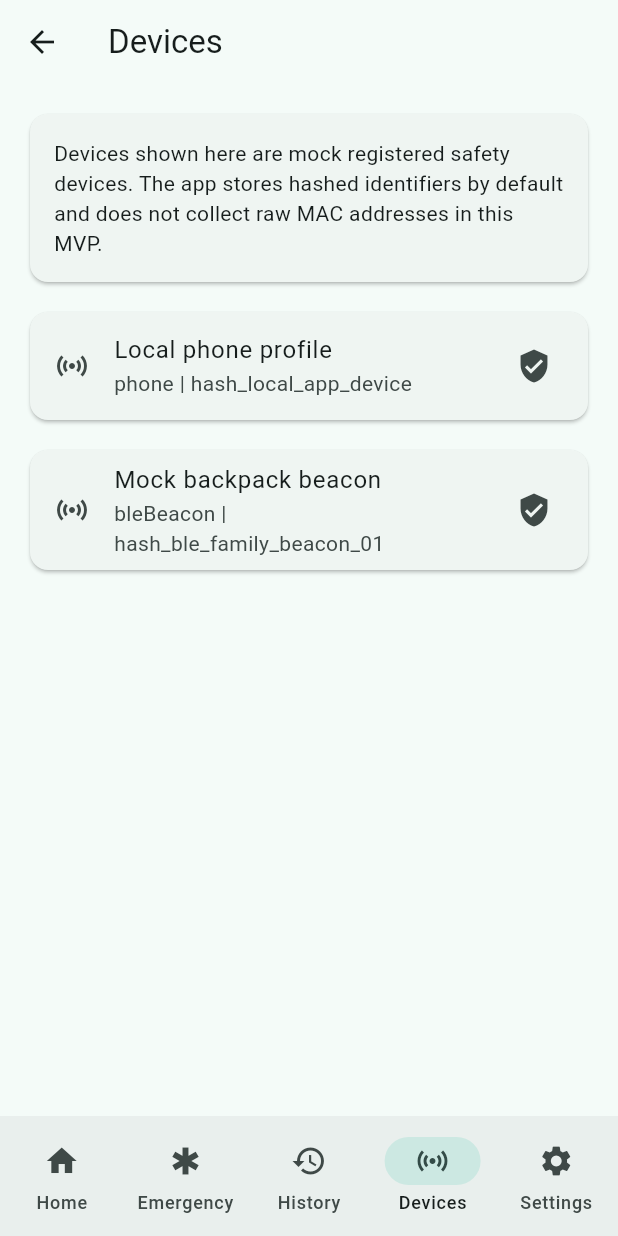
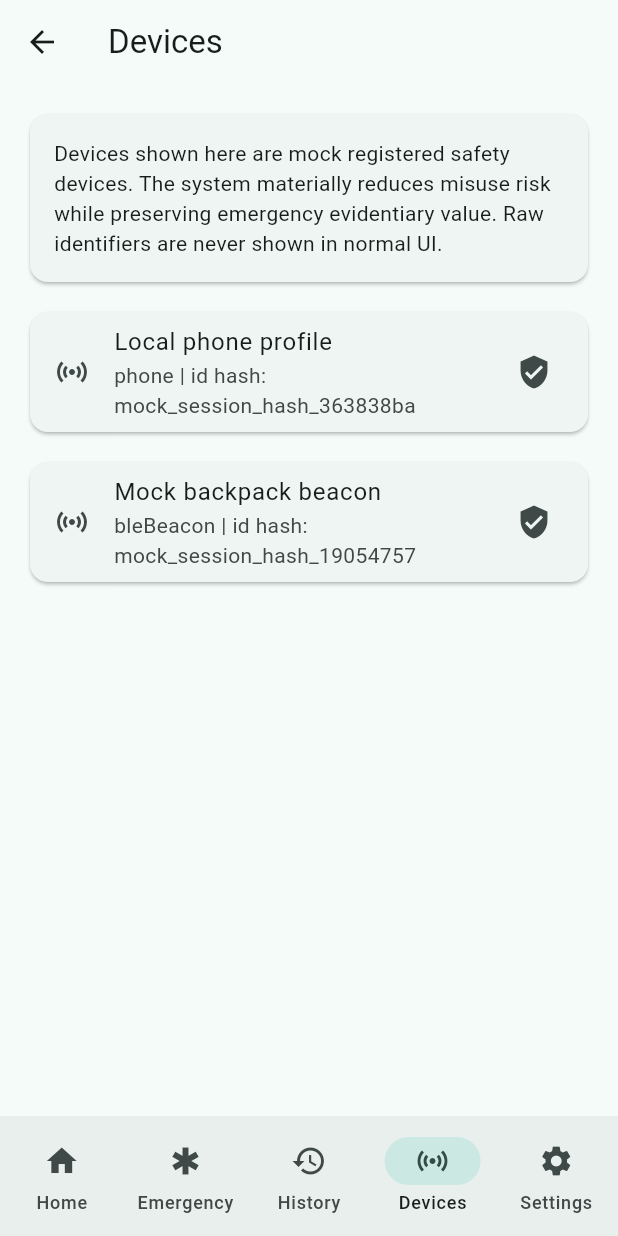
Before and after one commit to DennisWPaulsenJR/snapshot, a Flutter app: the DevicesPage screen opened by its route, on a phone screen of 412 x 824 dp. Run offline on Flutter 3.47's test engine with Material 3 defaults, Android fonts, the phone set to English and light mode, and no system bars.

Commit message:
privacy: model protected wireless identifiers

```diff
--- a/lib/core/models/ble_observation.dart
+++ b/lib/core/models/ble_observation.dart
@@ -1,13 +1,15 @@
 class BleObservation {
   const BleObservation({
-    required this.hashedBeaconId,
+    required this.idHash,
     required this.rssi,
     required this.observedAt,
+    this.rawIdProtected,
     this.displayName,
   });
 
-  final String hashedBeaconId;
+  final String idHash;
   final int rssi;
   final DateTime observedAt;
+  final String? rawIdProtected;
   final String? displayName;
 }
--- a/lib/core/models/safety_device.dart
+++ b/lib/core/models/safety_device.dart
@@ -5,15 +5,17 @@ class SafetyDevice {
     required this.id,
     required this.displayName,
     required this.type,
-    required this.hashedIdentifier,
+    required this.idHash,
     required this.registeredAt,
     required this.consentConfirmed,
+    this.rawIdProtected,
   });
 
   final String id;
   final String displayName;
   final SafetyDeviceType type;
-  final String hashedIdentifier;
+  final String idHash;
   final DateTime registeredAt;
   final bool consentConfirmed;
+  final String? rawIdProtected;
 }
--- a/lib/core/models/wifi_observation.dart
+++ b/lib/core/models/wifi_observation.dart
@@ -1,13 +1,15 @@
 class WifiObservation {
   const WifiObservation({
-    required this.hashedNetworkId,
+    required this.idHash,
     required this.observedAt,
+    this.rawIdProtected,
     this.displayName,
     this.signalStrength,
   });
 
-  final String hashedNetworkId;
+  final String idHash;
   final DateTime observedAt;
+  final String? rawIdProtected;
   final String? displayName;
   final int? signalStrength;
 }
--- /dev/null
+++ b/lib/core/security/identifier_protection.dart
@@ -0,0 +1,29 @@
+class ProtectedIdentifier {
+  const ProtectedIdentifier({required this.idHash, this.rawIdProtected});
+
+  final String idHash;
+  final String? rawIdProtected;
+}
+
+class IdentifierProtection {
+  const IdentifierProtection({this.sessionSalt = 'mock_local_session_salt'});
+
+  final String sessionSalt;
+
+  // Future real OS-permitted identifiers must enter storage/display only after
+  // salted hashing and protected-field handling. Mock raw values here model the
+  // pipeline shape without enabling real scanning or identifier lookup.
+  ProtectedIdentifier protectMockIdentifier(String mockRawId) {
+    return ProtectedIdentifier(
+      idHash: 'mock_session_hash_${_mockHash('$sessionSalt:$mockRawId')}',
+      rawIdProtected: 'mock_encrypted:$mockRawId',
+    );
+  }
+
+  String _mockHash(String value) {
+    final hash = value.codeUnits.fold<int>(17, (current, unit) {
+      return (current * 31 + unit) & 0x3fffffff;
+    });
+    return hash.toRadixString(16);
+  }
+}
--- a/lib/core/services/ble_scan_service.dart
+++ b/lib/core/services/ble_scan_service.dart
@@ -1,22 +1,38 @@
 import '../models/ble_observation.dart';
+import '../security/identifier_protection.dart';
 
 abstract class BleScanService {
   Future<List<BleObservation>> scanNearbyBeacons();
 }
 
 class MockBleScanService implements BleScanService {
+  MockBleScanService({
+    IdentifierProtection identifierProtection = const IdentifierProtection(),
+  }) : _identifierProtection = identifierProtection;
+
+  final IdentifierProtection _identifierProtection;
+
   @override
   Future<List<BleObservation>> scanNearbyBeacons() async {
     final observedAt = DateTime.now();
+    final backpackBeacon = _identifierProtection.protectMockIdentifier(
+      'mock_ble_family_beacon_01',
+    );
+    final safetyTag = _identifierProtection.protectMockIdentifier(
+      'mock_ble_safety_tag_02',
+    );
+
     return [
       BleObservation(
-        hashedBeaconId: 'hash_ble_family_beacon_01',
+        idHash: backpackBeacon.idHash,
+        rawIdProtected: backpackBeacon.rawIdProtected,
         rssi: -63,
         observedAt: observedAt,
         displayName: 'Registered backpack beacon',
       ),
       BleObservation(
-        hashedBeaconId: 'hash_ble_safety_tag_02',
+        idHash: safetyTag.idHash,
+        rawIdProtected: safetyTag.rawIdProtected,
         rssi: -78,
         observedAt: observedAt,
         displayName: 'Mock safety tag',
--- a/lib/core/services/network_context_service.dart
+++ b/lib/core/services/network_context_service.dart
@@ -1,14 +1,26 @@
 import '../models/wifi_observation.dart';
+import '../security/identifier_protection.dart';
 
 abstract class NetworkContextService {
   Future<WifiObservation?> getCurrentWifiContext();
 }
 
 class MockNetworkContextService implements NetworkContextService {
+  MockNetworkContextService({
+    IdentifierProtection identifierProtection = const IdentifierProtection(),
+  }) : _identifierProtection = identifierProtection;
+
+  final IdentifierProtection _identifierProtection;
+
   @override
   Future<WifiObservation?> getCurrentWifiContext() async {
+    final networkId = _identifierProtection.protectMockIdentifier(
+      'mock_wifi_home_network_01',
+    );
+
     return WifiObservation(
-      hashedNetworkId: 'hash_wifi_home_network_01',
+      idHash: networkId.idHash,
+      rawIdProtected: networkId.rawIdProtected,
       observedAt: DateTime.now(),
       displayName: 'Mock home network',
       signalStrength: -51,
--- a/lib/features/devices/devices_page.dart
+++ b/lib/features/devices/devices_page.dart
@@ -1,6 +1,7 @@
 import 'package:flutter/material.dart';
 
 import '../../core/models/safety_device.dart';
+import '../../core/security/identifier_protection.dart';
 import '../shared/app_scaffold.dart';
 
 class DevicesPage extends StatelessWidget {
@@ -8,12 +9,20 @@ class DevicesPage extends StatelessWidget {
 
   @override
   Widget build(BuildContext context) {
+    const identifierProtection = IdentifierProtection();
+    final localPhone = identifierProtection.protectMockIdentifier(
+      'mock_local_app_device',
+    );
+    final mockBeacon = identifierProtection.protectMockIdentifier(
+      'mock_ble_family_beacon_01',
+    );
     final devices = [
       SafetyDevice(
         id: 'device_local_phone',
         displayName: 'Local phone profile',
         type: SafetyDeviceType.phone,
-        hashedIdentifier: 'hash_local_app_device',
+        idHash: localPhone.idHash,
+        rawIdProtected: localPhone.rawIdProtected,
         registeredAt: DateTime.now().subtract(const Duration(days: 1)),
         consentConfirmed: true,
       ),
@@ -21,7 +30,8 @@ class DevicesPage extends StatelessWidget {
         id: 'device_mock_beacon',
         displayName: 'Mock backpack beacon',
         type: SafetyDeviceType.bleBeacon,
-        hashedIdentifier: 'hash_ble_family_beacon_01',
+        idHash: mockBeacon.idHash,
+        rawIdProtected: mockBeacon.rawIdProtected,
         registeredAt: DateTime.now(),
         consentConfirmed: true,
       ),
@@ -43,9 +53,7 @@ class DevicesPage extends StatelessWidget {
             child: ListTile(
               leading: const Icon(Icons.sensors),
               title: Text(device.displayName),
-              subtitle: Text(
-                '${device.type.name} | ${device.hashedIdentifier}',
-              ),
+              subtitle: Text('${device.type.name} | id hash: ${device.idHash}'),
               trailing: Icon(
                 device.consentConfirmed ? Icons.verified_user : Icons.warning,
               ),
@@ -66,7 +74,7 @@ class _ConsentNotice extends StatelessWidget {
       child: Padding(
         padding: EdgeInsets.all(16),
         child: Text(
-          'Devices shown here are mock registered safety devices. The app stores hashed identifiers by default and does not collect raw MAC addresses in this MVP.',
+          'Devices shown here are mock registered safety devices. The system materially reduces misuse risk while preserving emergency evidentiary value. Raw identifiers are never shown in normal UI.',
         ),
       ),
     );
--- a/lib/features/settings/settings_page.dart
+++ b/lib/features/settings/settings_page.dart
@@ -24,6 +24,15 @@ class SettingsPage extends StatelessWidget {
           SizedBox(height: 12),
           Card(
             child: ListTile(
+              leading: Icon(Icons.security),
+              title: Text('Misuse risk model'),
+              subtitle: Text(
+                'The system materially reduces misuse risk while preserving emergency evidentiary value.',
+              ),
+            ),
+          ),
+          Card(
+            child: ListTile(
               leading: Icon(Icons.timer),
               title: Text('Default retention'),
               subtitle: Text('Normal mock snapshots expire after 72 hours.'),
@@ -34,7 +43,7 @@ class SettingsPage extends StatelessWidget {
               leading: Icon(Icons.privacy_tip),
               title: Text('Identifier handling'),
               subtitle: Text(
-                'Mock BLE and Wi-Fi identifiers are hashed labels. Raw MAC storage is out of scope.',
+                'Mock BLE and Wi-Fi identifiers are represented as salted session hashes. Protected raw fields are internal only and never displayed.',
               ),
             ),
           ),
@@ -43,7 +52,7 @@ class SettingsPage extends StatelessWidget {
               leading: Icon(Icons.fact_check),
               title: Text('Emergency review'),
               subtitle: Text(
-                'Escalation requires guardian authority, verification, and audit records.',
+                'Raw export requires guardian authority, verified emergency/legal workflow, encryption controls, and audit records.',
               ),
             ),
           ),
--- a/lib/features/snapshots/snapshot_history_page.dart
+++ b/lib/features/snapshots/snapshot_history_page.dart
@@ -85,7 +85,7 @@ class _SnapshotCard extends StatelessWidget {
             Text('Created: ${snapshot.createdAt.toLocal()}'),
             Text('Retention expires: ${snapshot.retentionExpiresAt.toLocal()}'),
             Text('BLE observations: ${snapshot.bleObservations.length}'),
-            if (wifi != null) Text('Wi-Fi context: ${wifi.hashedNetworkId}'),
+            if (wifi != null) Text('Wi-Fi context hash: ${wifi.idHash}'),
             if (location != null)
               Text(
                 'Location: ${location.latitude}, ${location.longitude} (+/- ${location.accuracyMeters}m)',
```
Also changed, not shown: 1 other file.
